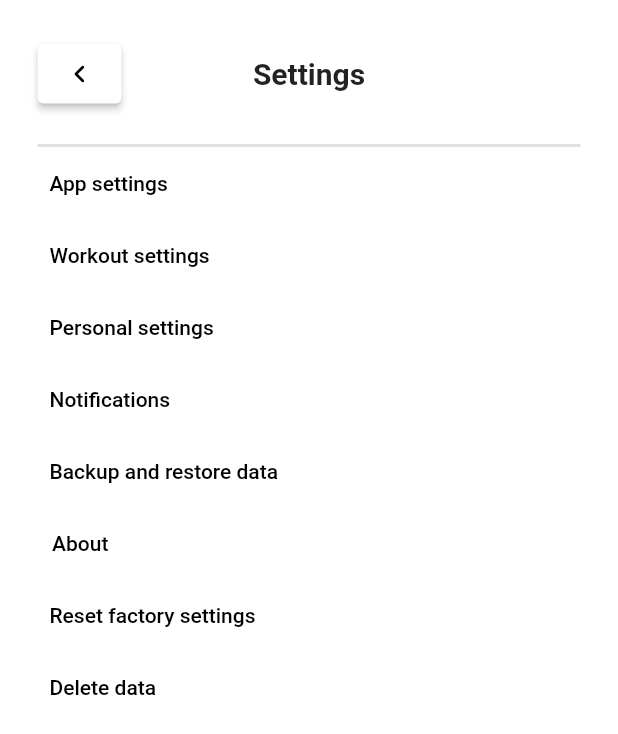
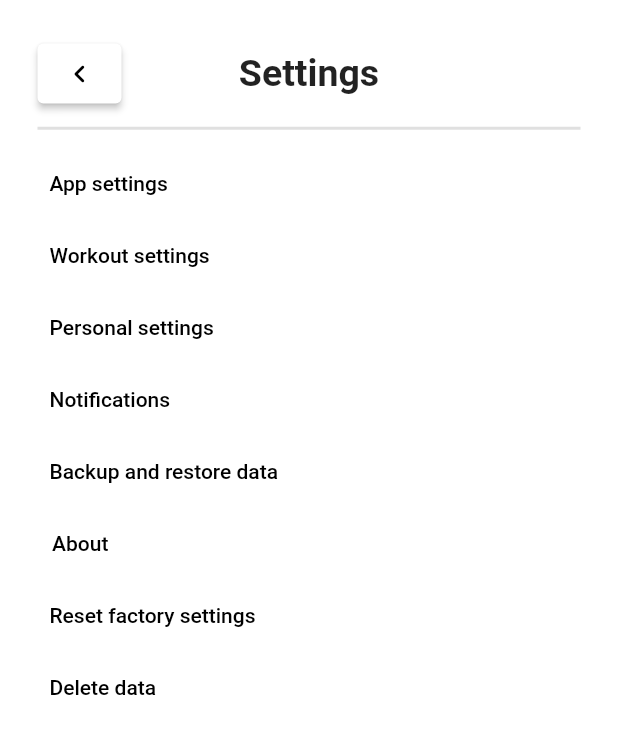
Before and after one commit to TomTomDam/workout-log, a Flutter app: the SelectWorkout screen opened directly, after a tap on the "settings" icon, on a phone screen of 412 x 824 dp. Shown: the top 734 px of the screen. Run offline on Flutter 3.47's test engine with Material 2 defaults, Android fonts, the phone set to English and light mode, and no system bars.

Commit message:
Started work on Log workout page. Some refactoring

```diff
--- a/lib/screens/select_workout.dart
+++ b/lib/screens/select_workout.dart
@@ -2,6 +2,7 @@ import 'package:flutter/material.dart';
 import '../widgets/sub_header.dart';
 import '../widgets/header.dart';
 import '../widgets/nav_bar.dart';
+import 'log_workout.dart';
 
 class SelectWorkout extends StatefulWidget {
   const SelectWorkout({Key? key}) : super(key: key);
@@ -15,7 +16,7 @@ class _SelectWorkoutState extends State<SelectWorkout> {
   Widget build(BuildContext context) {
     const double margin = 25;
     const EdgeInsets containerMargin =
-        EdgeInsets.only(top: 10, left: margin, right: margin);
+        EdgeInsets.only(top: 5, bottom: 5, left: margin, right: margin);
 
     final double width = MediaQuery.of(context).size.width;
 
@@ -74,7 +75,14 @@ class _SelectWorkoutState extends State<SelectWorkout> {
                     )),
               ),
               const SubHeader(title: "Quick start"),
-              Container(
+              InkWell(
+                onTap: () {
+                  Navigator.push(
+                      context,
+                      MaterialPageRoute(
+                          builder: (context) => const LogWorkout()));
+                },
+                child: Container(
                   margin: containerMargin,
                   child: Container(
                     width: width - margin,
@@ -86,6 +94,7 @@ class _SelectWorkoutState extends State<SelectWorkout> {
                     child: const Align(
                         alignment: Alignment.center,
                         child: Text("Start an empty workout")),
+                  ),
                 ),
               ),
               const SubHeader(title: "Workouts"),
--- a/lib/screens/settings/Settings.dart
+++ b/lib/screens/settings/Settings.dart
@@ -1,5 +1,6 @@
 import 'package:flutter/material.dart';
 import 'package:workout_log/screens/main.dart';
+import '../../widgets/header.dart';
 
 class Settings extends StatelessWidget {
   const Settings({Key? key}) : super(key: key);
@@ -13,17 +14,11 @@ class Settings extends StatelessWidget {
         backgroundColor: Colors.white,
         body: SafeArea(
           child: Column(children: [
-            Padding(
-              padding: const EdgeInsets.all(padding),
-              child: Row(children: [
-                Expanded(
-                    flex: 2,
-                    child: Align(
-                        alignment: Alignment.topLeft,
-                        child: ElevatedButton(
+            Header(
+              title: "Settings",
+              navigationButton: ElevatedButton(
                 style: ElevatedButton.styleFrom(
-                              minimumSize: const Size(40, 40),
-                              primary: Colors.white),
+                    minimumSize: const Size(40, 40), primary: Colors.white),
                 onPressed: () {
                   Navigator.push(
                       context,
@@ -36,31 +31,15 @@ class Settings extends StatelessWidget {
                   Icons.navigate_before_rounded,
                   color: Colors.black,
                 ),
-                        ))),
-                Expanded(
-                  flex: 6,
-                  child: Center(
-                    child: Text("Settings",
-                        style: TextStyle(
-                            fontWeight: FontWeight.bold,
-                            fontSize: Theme.of(context)
-                                .textTheme
-                                .headline2
-                                ?.fontSize)),
               ),
-                ),
-                const Expanded(
-                  flex: 2,
-                  child: Center(),
-                )
-              ]),
+              secondaryButton: null,
             ),
             Column(
               mainAxisAlignment: MainAxisAlignment.start,
               crossAxisAlignment: CrossAxisAlignment.start,
               children: [
                 const Divider(
-                  height: 0,
+                  height: 25,
                   thickness: 2,
                   indent: 25,
                   endIndent: 25,
@@ -80,7 +59,7 @@ class Settings extends StatelessWidget {
                       },
                     )),
                 Padding(
-                    padding: const EdgeInsets.only(left: padding),
+                    padding: settingsPadding,
                     child: TextButton(
                       child: const Text(
                         "Workout settings",
```
Also changed, not shown: lib/screens/log_workout.dart (added, +188 -0 lines), lib/widgets/header_button.dart (added, +22 -0 lines). Lines whose indentation alone changed are shown as unchanged.
